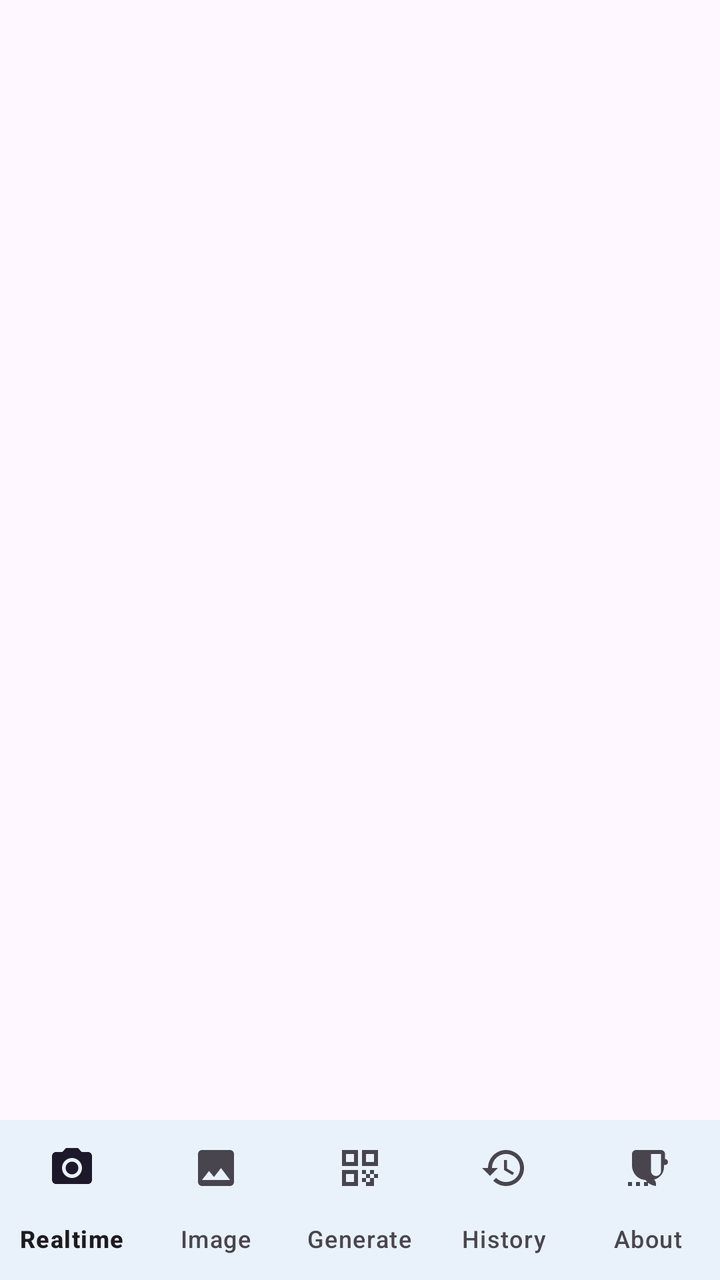
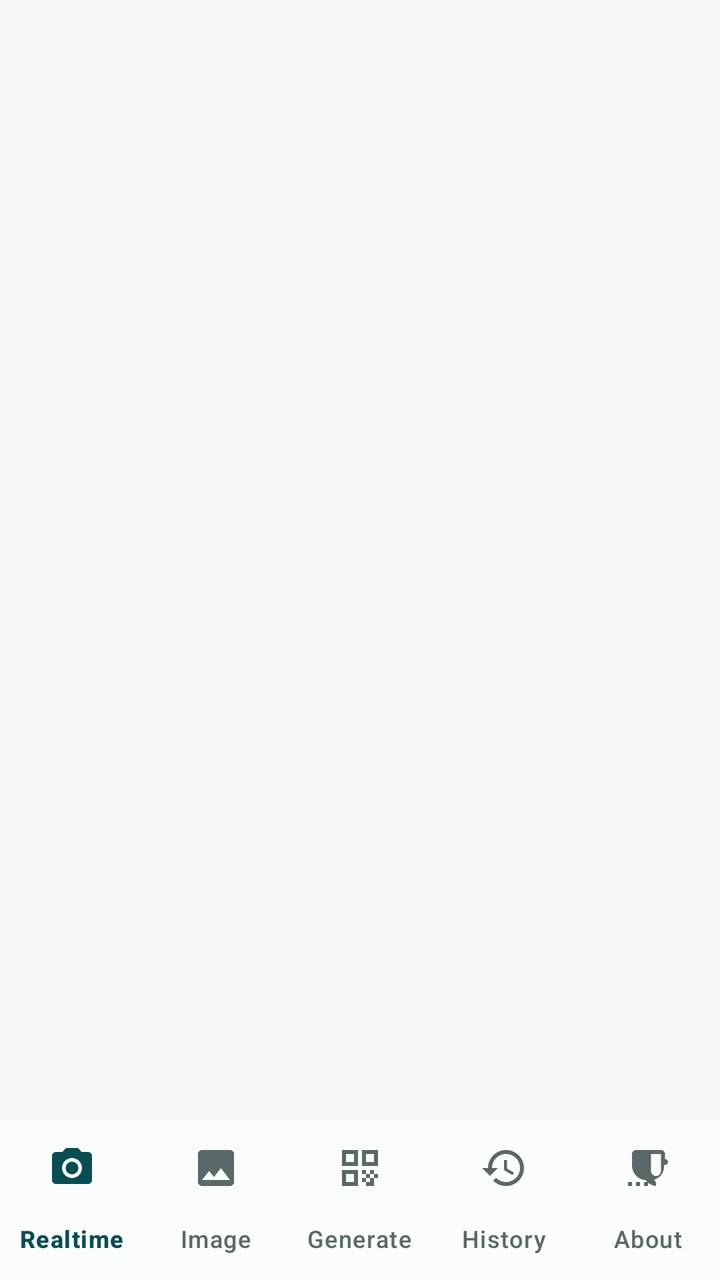

Screens rendered from an Android XML layout before and after an edit, with the pre-edit source and the edit as a unified diff.
<!-- AndroidManifest.xml: application theme Theme.QRCodeSimple -->
<!-- res/layout/activity_main.xml -->
<?xml version="1.0" encoding="utf-8"?>
<LinearLayout xmlns:android="http://schemas.android.com/apk/res/android"
    xmlns:app="http://schemas.android.com/apk/res-auto"
    android:layout_width="match_parent"
    android:layout_height="match_parent"
    android:orientation="vertical">

    <androidx.viewpager2.widget.ViewPager2
        android:id="@+id/viewPager"
        android:layout_width="match_parent"
        android:layout_height="0dp"
        android:layout_weight="1" />

    <com.google.android.material.bottomnavigation.BottomNavigationView
        android:id="@+id/mainNavigation"
        android:layout_width="match_parent"
        android:layout_height="wrap_content"
        android:background="?attr/colorSurface"
        app:itemActiveIndicatorStyle="@style/Widget.Material3.BottomNavigationView.ActiveIndicator"
        app:labelVisibilityMode="labeled"
        app:menu="@menu/menu_main_navigation" />

</LinearLayout>
<!-- resources referenced by this layout -->
<resources>
  <style name="Theme.QRCodeSimple" parent="Theme.Material3.DayNight.NoActionBar">
          <item name="colorPrimary">@color/cyan_500</item>
          <item name="colorPrimaryVariant">@color/cyan_700</item>
          <item name="colorOnPrimary">@color/black</item>
          <item name="colorSecondary">@color/teal_200</item>
          <item name="colorSecondaryVariant">@color/teal_700</item>
          <item name="colorOnSecondary">@color/black</item>
          <item name="android:statusBarColor">?attr/colorPrimaryVariant</item>
      </style>
  <color name="cyan_500">#FF00BCD4</color>
  <color name="cyan_700">#FF0097A7</color>
  <color name="black">#FF000000</color>
  <color name="teal_200">#FF03DAC5</color>
  <color name="teal_700">#FF018786</color>
</resources>

<!-- the commit's change to res/layout/activity_main.xml (unified diff, before → after) -->
@@ -15,8 +15,7 @@
         android:id="@+id/mainNavigation"
         android:layout_width="match_parent"
         android:layout_height="wrap_content"
-        android:background="?attr/colorSurface"
-        app:itemActiveIndicatorStyle="@style/Widget.Material3.BottomNavigationView.ActiveIndicator"
+        style="@style/Widget.QRCodeSimple.BottomNavigationView"
         app:labelVisibilityMode="labeled"
         app:menu="@menu/menu_main_navigation" />
 
<!-- resource entries referenced after the edit -->
@@ -1,18 +1,126 @@
 <!-- resources referenced by this layout -->
 <resources>
-  <style name="Theme.QRCodeSimple" parent="Theme.Material3.DayNight.NoActionBar">
-          <item name="colorPrimary">@color/cyan_500</item>
-          <item name="colorPrimaryVariant">@color/cyan_700</item>
-          <item name="colorOnPrimary">@color/black</item>
-          <item name="colorSecondary">@color/teal_200</item>
-          <item name="colorSecondaryVariant">@color/teal_700</item>
-          <item name="colorOnSecondary">@color/black</item>
-          <item name="android:statusBarColor">?attr/colorPrimaryVariant</item>
+  <style name="Widget.QRCodeSimple.BottomNavigationView" parent="Widget.Material3.BottomNavigationView">
+          <item name="android:background">@color/app_surface</item>
+          <item name="itemIconTint">@color/navigation_item_color</item>
+          <item name="itemTextColor">@color/navigation_item_color</item>
+          <item name="itemActiveIndicatorStyle">@style/Widget.QRCodeSimple.BottomNavigationView.ActiveIndicator</item>
+          <item name="elevation">0dp</item>
       </style>
-  <color name="cyan_500">#FF00BCD4</color>
-  <color name="cyan_700">#FF0097A7</color>
-  <color name="black">#FF000000</color>
-  <color name="teal_200">#FF03DAC5</color>
-  <color name="teal_700">#FF018786</color>
+  <style name="Theme.QRCodeSimple" parent="Theme.QRCodeSimple.Base">
+          <item name="windowActionBar">false</item>
+          <item name="windowNoTitle">true</item>
+      </style>
+  <color name="app_surface">#FFFBFDFC</color>
+  <style name="Widget.QRCodeSimple.BottomNavigationView.ActiveIndicator" parent="Widget.Material3.BottomNavigationView.ActiveIndicator">
+          <item name="android:color">@color/app_primary_container</item>
+          <item name="shapeAppearance">@style/ShapeAppearance.QRCodeSimple.Compact</item>
+      </style>
+  <style name="Theme.QRCodeSimple.Base" parent="Theme.Material3.DayNight">
+          <item name="colorPrimary">@color/app_primary</item>
+          <item name="colorOnPrimary">@color/app_on_primary</item>
+          <item name="colorPrimaryContainer">@color/app_primary_container</item>
+          <item name="colorOnPrimaryContainer">@color/app_on_primary_container</item>
+          <item name="colorSecondary">@color/app_secondary</item>
+          <item name="colorOnSecondary">@color/app_on_secondary</item>
+          <item name="colorSecondaryContainer">@color/app_secondary_container</item>
+          <item name="colorOnSecondaryContainer">@color/app_on_secondary_container</item>
+          <item name="colorTertiary">@color/app_primary</item>
+          <item name="colorOnTertiary">@color/app_on_primary</item>
+          <item name="colorTertiaryContainer">@color/app_primary_container</item>
+          <item name="colorOnTertiaryContainer">@color/app_on_primary_container</item>
+          <item name="colorSurface">@color/app_surface</item>
+          <item name="colorSurfaceBright">@color/app_surface_variant</item>
+          <item name="colorSurfaceDim">@color/app_background</item>
+          <item name="colorSurfaceContainerLowest">@color/app_background</item>
+          <item name="colorSurfaceContainerLow">@color/app_surface</item>
+          <item name="colorSurfaceContainer">@color/app_surface</item>
+          <item name="colorSurfaceContainerHigh">@color/app_surface_variant</item>
+          <item name="colorSurfaceContainerHighest">@color/app_surface_variant</item>
+          <item name="colorOnSurface">@color/app_text_primary</item>
+          <item name="colorSurfaceVariant">@color/app_surface_variant</item>
+          <item name="colorOnSurfaceVariant">@color/app_text_secondary</item>
+          <item name="colorSurfaceInverse">@color/app_text_primary</item>
+          <item name="colorOnSurfaceInverse">@color/app_background</item>
+          <item name="colorPrimaryInverse">@color/app_primary_container</item>
+          <item name="colorOnBackground">@color/app_text_primary</item>
+          <item name="colorOutline">@color/app_outline</item>
+          <item name="colorOutlineVariant">@color/app_outline_variant</item>
+          <item name="colorError">@color/app_error</item>
+          <item name="colorOnError">@color/app_on_error</item>
+          <item name="colorErrorContainer">@color/app_error_container</item>
+          <item name="colorOnErrorContainer">@color/app_on_error_container</item>
+          <item name="colorControlNormal">@color/app_text_secondary</item>
+          <item name="colorControlActivated">@color/app_primary</item>
+          <item name="android:colorAccent">@color/app_primary</item>
+          <item name="android:colorBackground">@color/app_background</item>
+          <item name="android:windowBackground">@color/app_background</item>
+          <item name="android:statusBarColor">@color/app_background</item>
+          <item name="android:navigationBarColor">@color/app_background</item>
+          <item name="android:windowLightStatusBar">@bool/app_light_system_bars</item>
+          <item name="android:windowLightNavigationBar">@bool/app_light_system_bars</item>
+          <item name="materialAlertDialogTheme">@style/ThemeOverlay.QRCodeSimple.MaterialAlertDialog</item>
+          <item name="materialButtonStyle">@style/Widget.QRCodeSimple.Button.Primary</item>
+          <item name="materialCardViewStyle">@style/Widget.QRCodeSimple.Panel</item>
+          <item name="bottomNavigationStyle">@style/Widget.QRCodeSimple.BottomNavigationView</item>
+      </style>
+  <color name="app_primary_container">#FFD8EFED</color>
+  <style name="ShapeAppearance.QRCodeSimple.Compact" parent="ShapeAppearance.Material3.Corner.Small">
+          <item name="cornerFamily">rounded</item>
+          <item name="cornerSize">@dimen/radius_compact</item>
+      </style>
+  <color name="app_primary">#FF006B70</color>
+  <color name="app_on_primary">#FFFFFFFF</color>
+  <color name="app_on_primary_container">#FF064E52</color>
+  <color name="app_secondary">#FF496563</color>
+  <color name="app_on_secondary">#FFFFFFFF</color>
+  <color name="app_secondary_container">#FFDDE8E6</color>
+  <color name="app_on_secondary_container">#FF243F3E</color>
+  <color name="app_surface_variant">#FFEAF1EF</color>
+  <color name="app_background">#FFF4F7F6</color>
+  <color name="app_text_primary">#FF172020</color>
+  <color name="app_text_secondary">#FF596967</color>
+  <color name="app_outline">#FF758684</color>
+  <color name="app_outline_variant">#FFCFDDDA</color>
+  <color name="app_error">#FFB3261E</color>
+  <color name="app_on_error">#FFFFFFFF</color>
+  <color name="app_error_container">#FFF9DEDC</color>
+  <color name="app_on_error_container">#FF410E0B</color>
+  <style name="ThemeOverlay.QRCodeSimple.MaterialAlertDialog" parent="ThemeOverlay.Material3.MaterialAlertDialog">
+          <item name="colorSurface">@color/app_surface</item>
+          <item name="colorSurfaceContainerHigh">@color/app_surface_variant</item>
+          <item name="colorOnSurface">@color/app_text_primary</item>
+          <item name="shapeAppearanceMediumComponent">@style/ShapeAppearance.QRCodeSimple.Panel</item>
+          <item name="buttonBarPositiveButtonStyle">@style/Widget.QRCodeSimple.Button.Text</item>
+          <item name="buttonBarNegativeButtonStyle">@style/Widget.QRCodeSimple.Button.Text</item>
+          <item name="buttonBarNeutralButtonStyle">@style/Widget.QRCodeSimple.Button.Text</item>
+      </style>
+  <style name="Widget.QRCodeSimple.Button.Primary" parent="Widget.Material3.Button">
+          <item name="android:minHeight">@dimen/touch_target_min</item>
+          <item name="android:textColor">@color/app_on_primary</item>
+          <item name="backgroundTint">@color/app_primary</item>
+          <item name="cornerRadius">@dimen/radius_compact</item>
+          <item name="iconTint">@color/app_on_primary</item>
+      </style>
+  <style name="Widget.QRCodeSimple.Panel" parent="">
+          <item name="cardBackgroundColor">@color/app_surface</item>
+          <item name="cardCornerRadius">@dimen/radius_panel</item>
+          <item name="cardElevation">0dp</item>
+          <item name="strokeColor">@color/app_outline_variant</item>
+          <item name="strokeWidth">@dimen/stroke_panel</item>
+      </style>
+  <dimen name="radius_compact">8dp</dimen>
+  <style name="ShapeAppearance.QRCodeSimple.Panel" parent="ShapeAppearance.Material3.Corner.Medium">
+          <item name="cornerFamily">rounded</item>
+          <item name="cornerSize">@dimen/radius_panel</item>
+      </style>
+  <style name="Widget.QRCodeSimple.Button.Text" parent="Widget.Material3.Button.TextButton">
+          <item name="android:minHeight">@dimen/touch_target_min</item>
+          <item name="android:textColor">@color/app_primary</item>
+          <item name="iconTint">@color/app_primary</item>
+      </style>
+  <dimen name="touch_target_min">48dp</dimen>
+  <dimen name="radius_panel">12dp</dimen>
+  <dimen name="stroke_panel">1dp</dimen>
 </resources>
 
